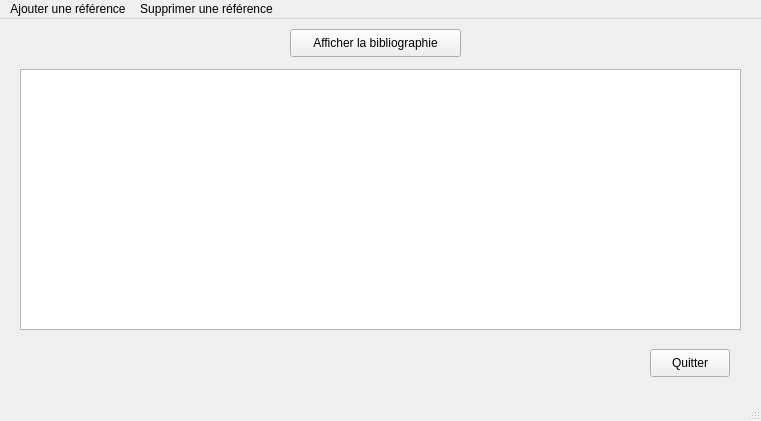
Above: InterfaceBibliographie/interfacebibliographie.ui from vincentlambert8/Gestion-Bibliographie before the change. Below: the same form after it.
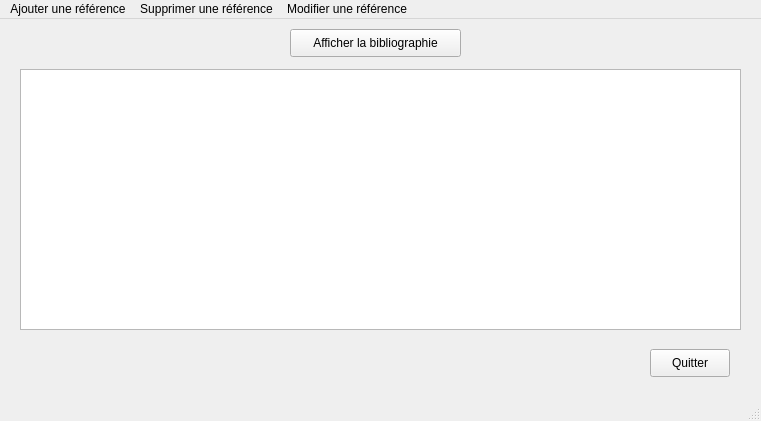
That is the form after the change.

Commit message: Ajout de l'interface pour modifier une référence

```diff
--- a/InterfaceBibliographie/interfacebibliographie.ui
+++ b/InterfaceBibliographie/interfacebibliographie.ui
@@ -74,8 +74,15 @@
     </property>
     <addaction name="actionSupprimer"/>
    </widget>
+   <widget class="QMenu" name="menuModifier_une_r_f_rence">
+    <property name="title">
+     <string>Modifier une référence</string>
+    </property>
+    <addaction name="actionModifier"/>
+   </widget>
    <addaction name="menuAjouter_une_r_f_rence"/>
    <addaction name="menuSupprimerReference"/>
+   <addaction name="menuModifier_une_r_f_rence"/>
   </widget>
   <action name="actionOuvrage">
    <property name="text">
```
Left out of the diff: 5 changed lines with no effect on the pictures. The commit also changes 7 other files.
